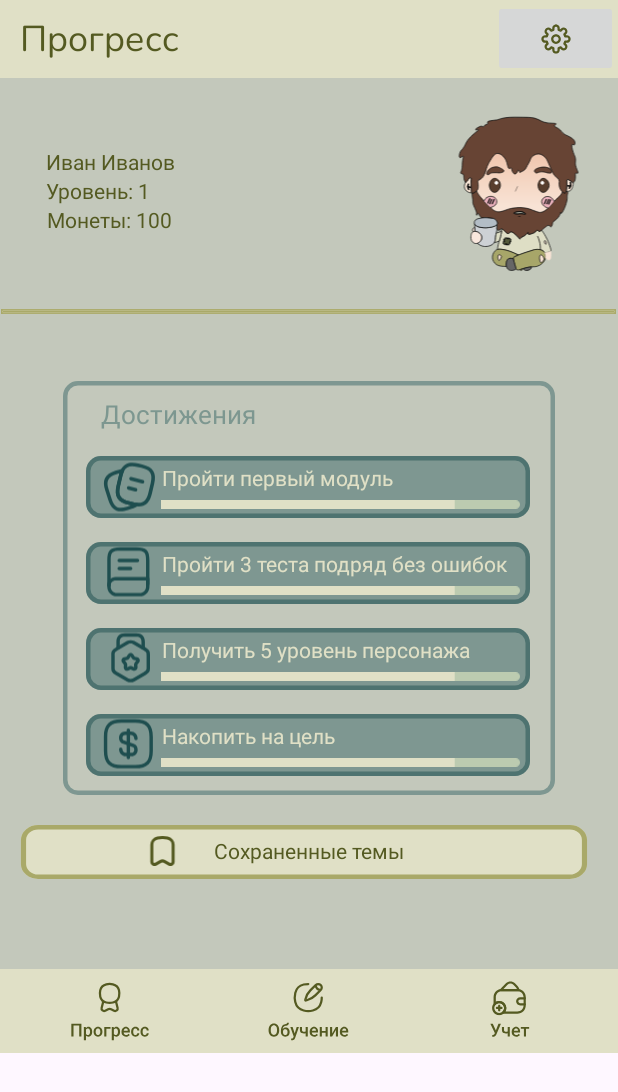
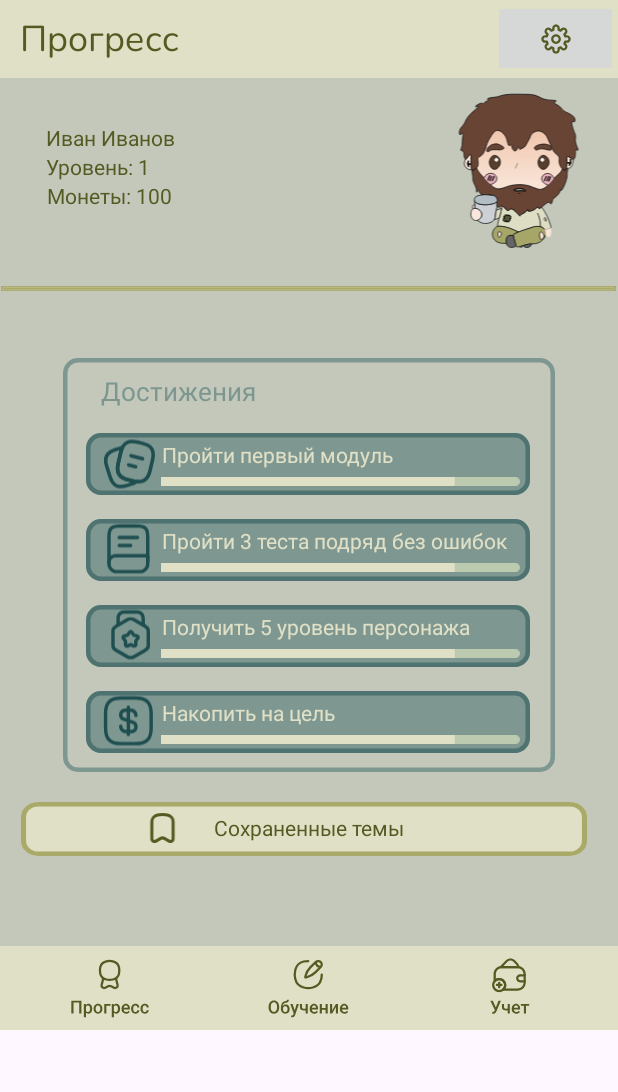
Before and after one commit to karalesus/FinSchoolApp, an Android app: the layout progress_screen_first_activity.xml on its own in the app's theme, with its tools: preview values and no code run, on a phone screen of 412 x 824 dp. Shown: the top 1092 px of the screen. Run offline under Robolectric (Android 15) with nearby library versions, the phone set to English and light mode, and no system bars.

Commit message:
add progress screen xml

```diff
--- a/app/src/main/res/layout/progress_screen_first_activity.xml
+++ b/app/src/main/res/layout/progress_screen_first_activity.xml
@@ -9,7 +9,7 @@
 
 
     <TextView
-        android:id="@+id/textView2"
+        android:id="@+id/progress_text"
         style="@style/TextViewBaseVariant.SmallHeader"
         android:layout_width="match_parent"
 
@@ -65,7 +65,7 @@
         android:layout_height="51dp"
         android:layout_marginBottom="1dp"
         android:contentDescription="setings"
-        app:layout_constraintBottom_toBottomOf="@+id/textView2"
+        app:layout_constraintBottom_toBottomOf="@+id/progress_text"
         app:layout_constraintEnd_toEndOf="parent"
         app:layout_constraintTop_toTopOf="parent"
         app:srcCompat="@drawable/settings" />
@@ -75,12 +75,12 @@
         android:layout_width="100dp"
         android:layout_height="104dp"
         android:layout_marginStart="295dp"
-        android:layout_marginTop="25dp"
+        android:layout_marginTop="10dp"
         android:layout_marginEnd="16dp"
         android:contentDescription="person"
         app:layout_constraintEnd_toEndOf="parent"
         app:layout_constraintStart_toStartOf="parent"
-        app:layout_constraintTop_toBottomOf="@+id/textView2"
+        app:layout_constraintTop_toBottomOf="@+id/progress_text"
         app:srcCompat="@drawable/image_character_lvl1_1" />
 
     <TextView
@@ -88,13 +88,13 @@
         android:layout_width="wrap_content"
         android:layout_height="wrap_content"
         android:layout_marginStart="30dp"
-        android:layout_marginTop="46dp"
+        android:layout_marginTop="30dp"
         android:layout_marginEnd="179dp"
         android:text="@string/user_name_text"
         android:textColor="@color/secondary"
         app:layout_constraintEnd_toStartOf="@+id/imageView2"
         app:layout_constraintStart_toStartOf="parent"
-        app:layout_constraintTop_toBottomOf="@+id/textView2" />
+        app:layout_constraintTop_toBottomOf="@+id/progress_text" />
 
     <TextView
         android:id="@+id/user_level"
@@ -357,7 +357,6 @@
         app:layout_constraintHorizontal_bias="0.36"
         app:layout_constraintStart_toStartOf="parent">
 
-
         <ImageView
             android:id="@+id/imageView3"
             android:layout_width="38dp"
```
